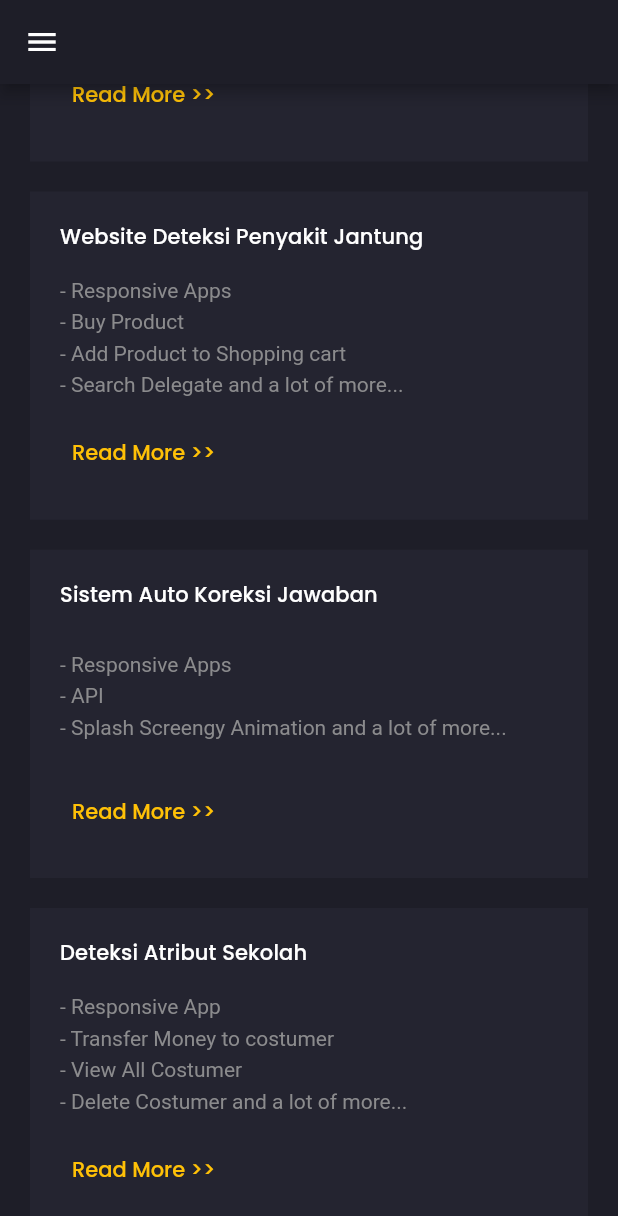
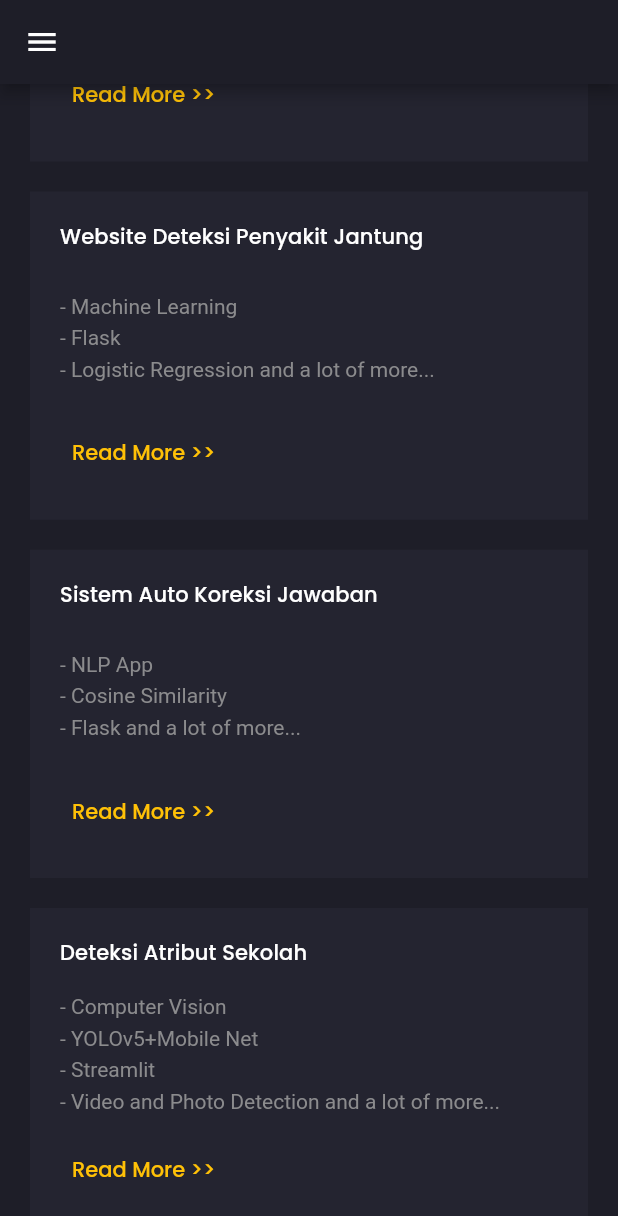
Before and after one commit to Ardanudn/webportofolio, a Flutter app: the screen it shows after launch, scrolled down 674 dp, on a phone screen of 412 x 824 dp. Shown: the top 1216 px of the screen. Run offline on Flutter 3.47's test engine with Material 2 defaults, Android fonts, the phone set to English and light mode, and no system bars; our stand-ins replace animated_text_kit, flutter_svg, google_fonts; missing offline and left inert: dart:html.

Commit message:
change project and social media detail

```diff
--- a/lib/models/project.dart
+++ b/lib/models/project.dart
@@ -8,32 +8,30 @@ class Project {
 List<Project> demo_projects = [
   Project(
     title: "Flutter Portofolio",
-    link: "https://github.com/achmadrizkin/flutter_web_portofolio",
-    description:
-        "- Responsive\n- Launch URL\n- Clean Code and a lot of more...",
+    link: "https://github.com/Ardanudn/webportofolio",
+    description: "- Responsive\n- Launch URL",
   ),
   Project(
     title: "Bootix App",
-    link: "https://github.com/achmadrizkin/flutter_social_media_integeration",
+    link: "https://play.google.com/store/apps/details?id=com.pmo.ticket",
     description:
-        "- Login with google\n- Login with google\n- After Login, show details ( profile picture, name, email ) and a lot of more...",
+        "- Firebase\n- Admob\n- Available in Playstore\n- Fetching data from API and a lot of more...",
   ),
   Project(
     title: "Website Deteksi Penyakit Jantung",
-    link: "https://github.com/achmadrizkin/flutter_ecommerce",
+    link: "https://ardanudn.github.io/webportofolio/#/e",
     description:
-        "- Responsive Apps\n- Buy Product\n- Add Product to Shopping cart\n- Search Delegate and a lot of more...",
+        "- Machine Learning\n- Flask\n- Logistic Regression and a lot of more...",
   ),
   Project(
     title: "Sistem Auto Koreksi Jawaban",
-    link: "https://github.com/achmadrizkin/covid_tracker_indonesia_app",
-    description:
-        "- Responsive Apps\n- API\n- Splash Screengy Animation and a lot of more...",
+    link: "https://ardanudn.github.io/webportofolio/#/",
+    description: "- NLP App\n- Cosine Similarity\n- Flask and a lot of more...",
   ),
   Project(
     title: "Deteksi Atribut Sekolah",
-    link: "https://github.com/achmadrizkin/flutter_basic_banking_app",
+    link: "https://github.com/Ardanudn/atributStreamlit",
     description:
-        "- Responsive App\n- Transfer Money to costumer\n- View All Costumer\n- Delete Costumer and a lot of more...",
+        "- Computer Vision\n- YOLOv5+Mobile Net\n- Streamlit\n- Video and Photo Detection and a lot of more...",
   ),
 ];
--- a/lib/screens/main/component/social_media.dart
+++ b/lib/screens/main/component/social_media.dart
@@ -18,12 +18,11 @@ class SocialMedia extends StatelessWidget {
               Spacer(),
               IconAbout(
                 asset: 'assets/icons/linkedin.svg',
-                url:
-                    'https://www.linkedin.com/in/achmad-rizki-nur-fauzie-a2a7021b3/',
+                url: 'https://id.linkedin.com/in/ardanudhuhrinugroho',
               ),
               IconAbout(
                 asset: 'assets/icons/github.svg',
-                url: 'https://github.com/achmadrizkin',
+                url: 'https://github.com/Ardanudn',
               ),
               Spacer(),
             ],
```
Also changed, not shown: pubspec.lock.
